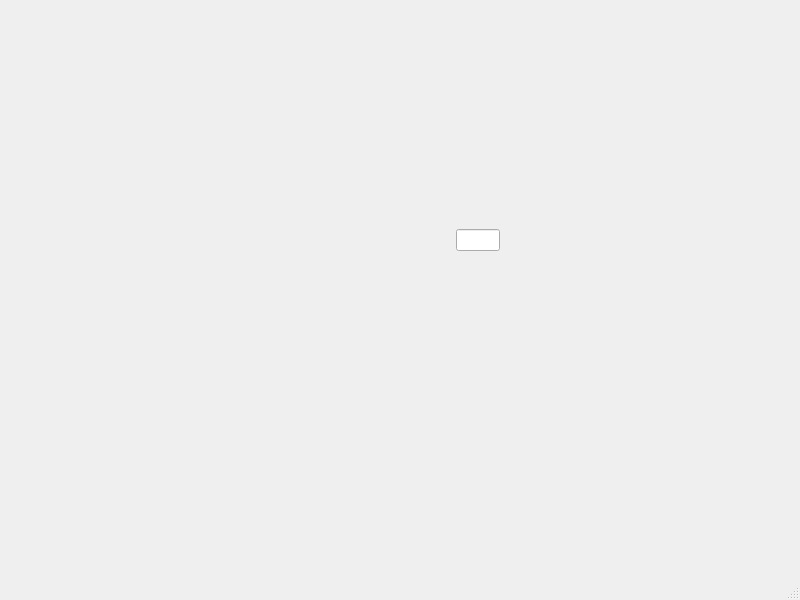
Qt form mainwindow.ui (AndrewHepworth/playground) before a commit.
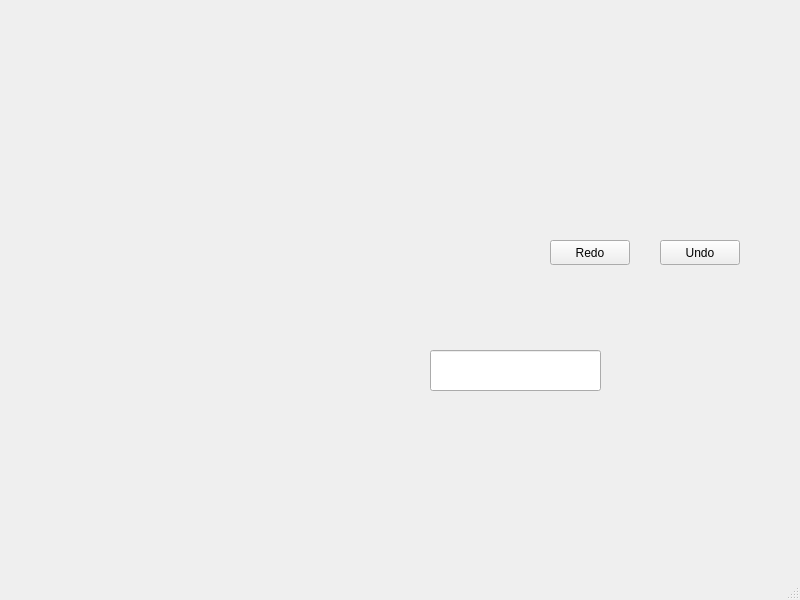
The same form after that commit.

What changed in the file:
```diff
--- a/mainwindow.ui
+++ b/mainwindow.ui
@@ -90,11 +90,44 @@
        </property>
       </widget>
      </item>
-     <item row="0" column="1">
-      <widget class="QLineEdit" name="lineEdit"/>
-     </item>
     </layout>
    </widget>
+   <widget class="QLineEdit" name="textEditor">
+    <property name="geometry">
+     <rect>
+      <x>430</x>
+      <y>350</y>
+      <width>171</width>
+      <height>41</height>
+     </rect>
+    </property>
+   </widget>
+   <widget class="QPushButton" name="redoButton">
+    <property name="geometry">
+     <rect>
+      <x>550</x>
+      <y>240</y>
+      <width>80</width>
+      <height>25</height>
+     </rect>
+    </property>
+    <property name="text">
+     <string>Redo</string>
+    </property>
+   </widget>
+   <widget class="QPushButton" name="undoButton">
+    <property name="geometry">
+     <rect>
+      <x>660</x>
+      <y>240</y>
+      <width>80</width>
+      <height>25</height>
+     </rect>
+    </property>
+    <property name="text">
+     <string>Undo</string>
+    </property>
+   </widget>
   </widget>
   <widget class="QMenuBar" name="menubar">
    <property name="geometry">
```
Left out of the diff: 2 changed lines with no effect on the pictures.
